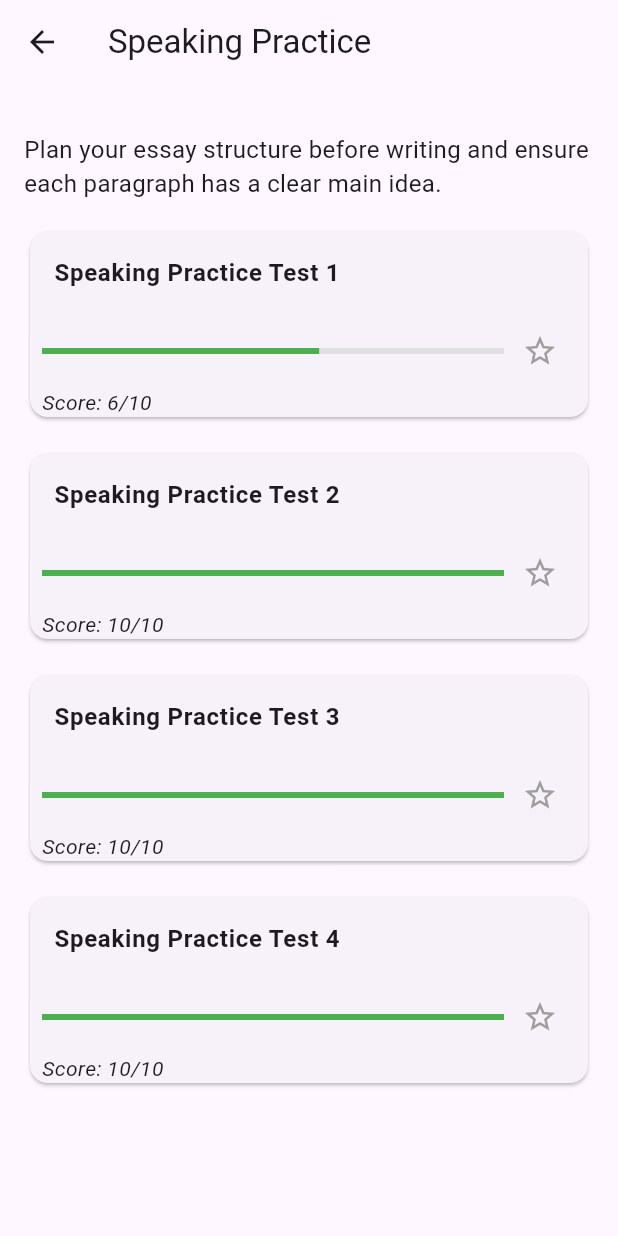
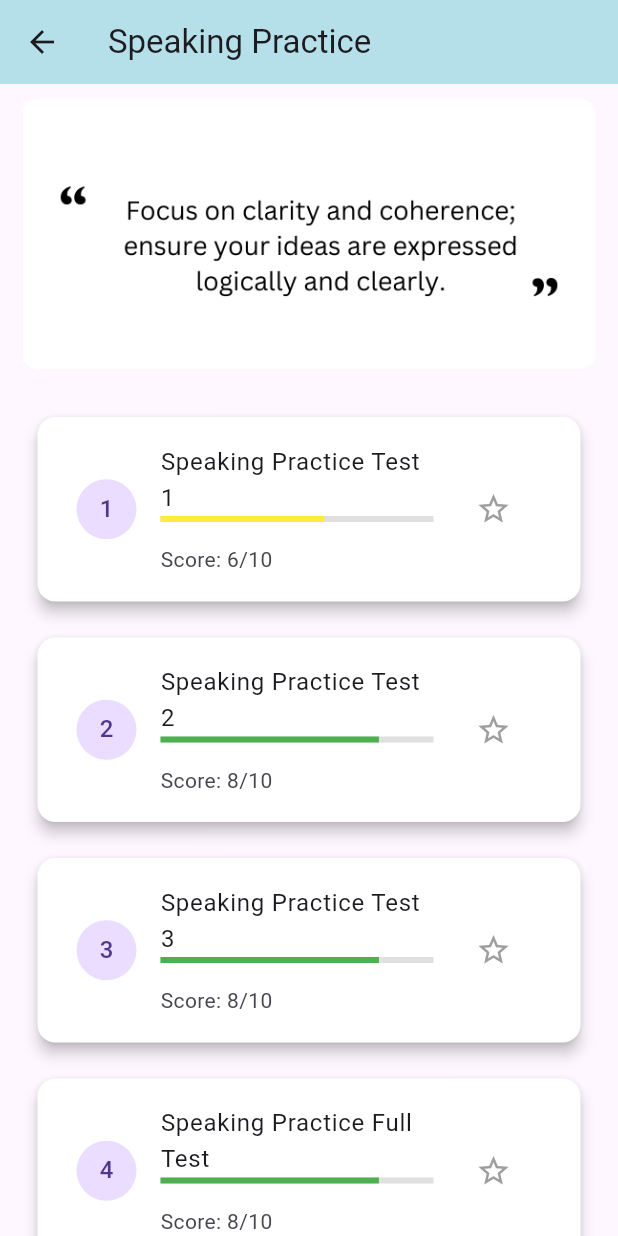
Before and after one commit to huongnguyen213/ielts_practice_flutter_application, a Flutter app: the SpeakingListTestPage screen opened directly, on a phone screen of 412 x 824 dp. Run offline on Flutter 3.47's test engine with Material 3 defaults, Android fonts, the phone set to English and light mode, and no system bars; our stand-ins replace carousel_slider, permission_handler, shared_preferences; accounts and stored records are empty.

Commit message:
#12-fix data speaking

```diff
--- a/lib/page/speaking/speaking_list_test.dart
+++ b/lib/page/speaking/speaking_list_test.dart
@@ -1,60 +1,109 @@
+import 'dart:async';
+import 'dart:convert';
 import 'package:flutter/material.dart';
+import 'package:flutter/services.dart' show rootBundle;
 import 'package:ielts_practice_flutter_application/page/speaking/speaking_set_up.dart';
-import 'popup_setup.dart';
 import 'package:shared_preferences/shared_preferences.dart';
 
 class SpeakingListTestPage extends StatefulWidget {
   @override
-  _SpeakingListTestPageScreenState createState() =>
-      _SpeakingListTestPageScreenState();
+  _SpeakingListTestPageState createState() => _SpeakingListTestPageState();
 }
 
-class _SpeakingListTestPageScreenState extends State<SpeakingListTestPage> {
-  double _progress = 0.0;
-  int _score = 0;
-  bool _isFavorite = false;
+class _SpeakingListTestPageState extends State<SpeakingListTestPage> {
+  final List<String> imgList = [
+    'lib/assets/images/tip-writing-1.png',
+    'lib/assets/images/tip-writing-2.png',
+    'lib/assets/images/tip-writing-3.png',
+  ];
+  int _currentIndex = 0;
   static SharedPreferences? _prefs;
+  late PageController _pageController;
+  late Timer _timer;
+  late Map<String, dynamic> parsedData = {};
 
   @override
   void initState() {
     super.initState();
+    _pageController = PageController(initialPage: 0);
+    _timer = Timer.periodic(Duration(seconds: 15), (Timer timer) {
+      if (_currentIndex < imgList.length - 1) {
+        setState(() {
+          _currentIndex++;
+        });
+      } else {
+        setState(() {
+          _currentIndex = 0;
+        });
+      }
+      _pageController.animateToPage(
+        _currentIndex,
+        duration: Duration(milliseconds: 500),
+        curve: Curves.easeInOut,
+      );
+    });
+
     _loadData();
+    loadJsonData();
   }
 
-  _loadData() async {
+  Future<void> _loadData() async {
     _prefs = await SharedPreferences.getInstance();
+  }
+
+  Future<void> _toggleFavorite(String testName) async {
+    bool currentFavorite = _prefs?.getBool(testName) ?? false;
+    bool newFavorite = !currentFavorite;
+    await _prefs?.setBool(testName, newFavorite);
+
     setState(() {
-      _score = _prefs?.getInt('score') ?? 0;
-      _isFavorite = _prefs?.getBool('isFavorite') ?? false;
+      parsedData[testName]['isFavorite'] = newFavorite;
     });
   }
 
-  _saveScore(int score) async {
-    await _prefs?.setInt('score', score);
+  Future<void> loadJsonData() async {
+    try {
+      String jsonString = await rootBundle.loadString('lib/assets/data/speaking.json');
+      Map<String, dynamic> jsonData = jsonDecode(jsonString)['speaking'];
+
+      setState(() {
+        parsedData = jsonData.map((key, value) {
+          bool isFavorite = _prefs?.getBool(key) ?? false;
+          value['isFavorite'] = isFavorite;
+          return MapEntry(key, value);
+        });
+      });
+    } catch (error) {
+      print('Error loading JSON data: $error');
+    }
   }
 
-  _toggleFavorite(String testName) async {
-    bool? currentFavorite = _prefs!.getBool(testName);
-    bool newFavorite = currentFavorite != null ? !currentFavorite : false;
-    await _prefs!.setBool(testName, newFavorite);
-    setState(() {
-      _isFavorite = newFavorite;
-    });
+  @override
+  void dispose() {
+    _pageController.dispose();
+    _timer.cancel();
+    super.dispose();
   }
 
-  // void _showSetUpTest() {
-  //   // showDialog(
-  //   //   context: context,
-  //   //   builder: (BuildContext context) {
-  //   //     return SpeakingSetUpTest();
-  //   //   },
-  //   // );
-  // }
-  void _showSetUpTest(String testName) {
+  void _onSpeakingItemPressed(String speakingKey, String testName) {
+    if (parsedData.containsKey(speakingKey)) {
       Navigator.push(
         context,
-      MaterialPageRoute(builder: (context) => SpeakingSetUpTest(testName: testName)),
+        MaterialPageRoute(
+          builder: (context) => SpeakingSetUpTest(speakingData: parsedData[speakingKey], testName: testName),
+        ),
       );
+    }
+  }
+
+  Color _getProgressColor(int score) {
+    if (score <= 4) {
+      return Colors.red;
+    } else if (score > 4 && score <= 6) {
+      return Colors.yellow;
+    } else {
+      return Colors.green;
+    }
   }
 
   @override
@@ -62,80 +111,117 @@
     return Scaffold(
       appBar: AppBar(
         title: Text('Speaking Practice'),
+        elevation: 0,
+        backgroundColor: Color(0xFFB5E0EA),
       ),
-      body: SingleChildScrollView(
-        child: Padding(
-          padding: const EdgeInsets.all(16.0),
-          child: Column(
-            crossAxisAlignment: CrossAxisAlignment.start,
+      body: Column(
         children: [
-              SizedBox(height: 16.0),
-              Text(
-                'Plan your essay structure before writing and ensure each paragraph has a clear main idea.',
-                style: TextStyle(fontSize: 16.0),
+          buildCarouselSlider(),
+          Expanded(
+            child: buildListView('Speaking Practice'),
           ),
-              SizedBox(height: 16.0),
-              _buildTestCard('Speaking Practice Test 1', 6),
-              SizedBox(height: 16.0),
-              _buildTestCard('Speaking Practice Test 2', 10),
-              SizedBox(height: 16.0),
-              _buildTestCard('Speaking Practice Test 3', 10),
-              SizedBox(height: 16.0),
-              _buildTestCard('Speaking Practice Test 4', 10),
         ],
       ),
+    );
+  }
+
+  Widget buildCarouselSlider() {
+    return Container(
+      height: 200.0,
+      padding: const EdgeInsets.all(10.0),
+      child: PageView.builder(
+        controller: _pageController,
+        itemCount: imgList.length,
+        onPageChanged: (int index) {
+          setState(() {
+            _currentIndex = index;
+          });
+        },
+        itemBuilder: (BuildContext context, int index) {
+          return Container(
+            width: MediaQuery.of(context).size.width,
+            margin: EdgeInsets.symmetric(horizontal: 5.0),
+            decoration: BoxDecoration(
+              borderRadius: BorderRadius.circular(10.0),
+            ),
+            child: ClipRRect(
+              borderRadius: BorderRadius.circular(10.0),
+              child: Image.asset(
+                imgList[index],
+                fit: BoxFit.cover,
+                errorBuilder: (context, error, stackTrace) {
+                  return Center(
+                    child: Text(
+                      'Image not found',
+                      style: TextStyle(color: Colors.red),
+                    ),
+                  );
+                },
               ),
             ),
           );
+        },
+      ),
+    );
   }
-  Widget _buildTestCard(String testName, int score) {
-    bool isFavorite = _prefs?.getBool(testName) ?? false;
+
+  Widget buildListView(String part) {
+    if (parsedData.isEmpty) {
+      return Center(child: CircularProgressIndicator());
+    }
+
+    return ListView.builder(
+      padding: const EdgeInsets.all(10.0),
+      itemCount: parsedData.length,
+      itemBuilder: (context, index) {
+        String key = parsedData.keys.elementAt(index);
+        var item = parsedData[key];
+        int score = item['score'] is int ? item['score'] : 0;
+        bool isFavorite = item['isFavorite'] ?? false;
+
         return GestureDetector(
-      onTap: () => _showSetUpTest(testName), // Chuyển tên của bài test vào hàm _showSetUpTest
+          onTap: () {
+            _onSpeakingItemPressed(key, item['name']);
+          },
           child: Card(
-        child: Column(
+            margin: const EdgeInsets.symmetric(vertical: 12.0, horizontal: 15.0),
+            elevation: 4.0,
+            color: Color(0xFFFFFFFF),
+            child: Padding(
+              padding: const EdgeInsets.all(10.0),
+              child: ListTile(
+                leading: CircleAvatar(
+                  child: Text((index + 1).toString()),
+                ),
+                title: Text(item['name']),
+                subtitle: Column(
                   crossAxisAlignment: CrossAxisAlignment.start,
                   children: [
-            ListTile(
-              title: Text(
-                testName,
-                style: TextStyle(fontWeight: FontWeight.bold),
+                    LinearProgressIndicator(
+                      value: score / 10.0,
+                      backgroundColor: Colors.grey[300],
+                      valueColor: AlwaysStoppedAnimation<Color>(
+                        _getProgressColor(score),
                       ),
                     ),
-            Container(
-              padding: EdgeInsets.symmetric(horizontal: 8.0),
-              child: Row(
-                children: [
-                  Expanded(
-                    child: LinearProgressIndicator(
-                      value: score != null ? score / 10 : _progress,
-                      backgroundColor: Colors.grey[300],
-                      valueColor: AlwaysStoppedAnimation<Color>(Colors.green),
+                    SizedBox(height: 15),
+                    Text('Score: ${score == 0 ? 'N/A' : score}/10'),
+                  ],
                 ),
-                  ),
-                  IconButton(
+                trailing: IconButton(
                   icon: Icon(
                     isFavorite ? Icons.star : Icons.star_border,
                     color: isFavorite ? Colors.yellow : Colors.grey,
                   ),
                   onPressed: () {
-                      _toggleFavorite(testName);
+                    _toggleFavorite(key);
                   },
                 ),
-                ],
               ),
-            ),
-            Padding(
-              padding: EdgeInsets.symmetric(horizontal: 8.0),
-              child: Text(
-                'Score: ${score ?? _score}/10',
-                style: TextStyle(fontStyle: FontStyle.italic),
-              ),
-            ),
-          ],
             ),
           ),
         );
+      },
+    );
   }
-
 }
--- a/pubspec.yaml
+++ b/pubspec.yaml
@@ -82,7 +82,7 @@
     - lib/assets/images/writing_part1_4.png
     - lib/assets/images/writing_part1_5.jpg
     - lib/assets/data/writing.json
-
+    - lib/assets/data/speaking.json
 
   # To add assets to your application, add an assets section, like this:
 
```
Also changed, not shown: lib/assets/data/speaking.json (added, +184 -0 lines), lib/page/speaking/speaking_details.dart (deleted, +0 -92 lines), lib/page/speaking/speaking_intruction.dart (added, +24 -0 lines), lib/page/speaking/speaking_set_up.dart (+9 -4 lines), pubspec.lock. Lines whose indentation alone changed are shown as unchanged.
